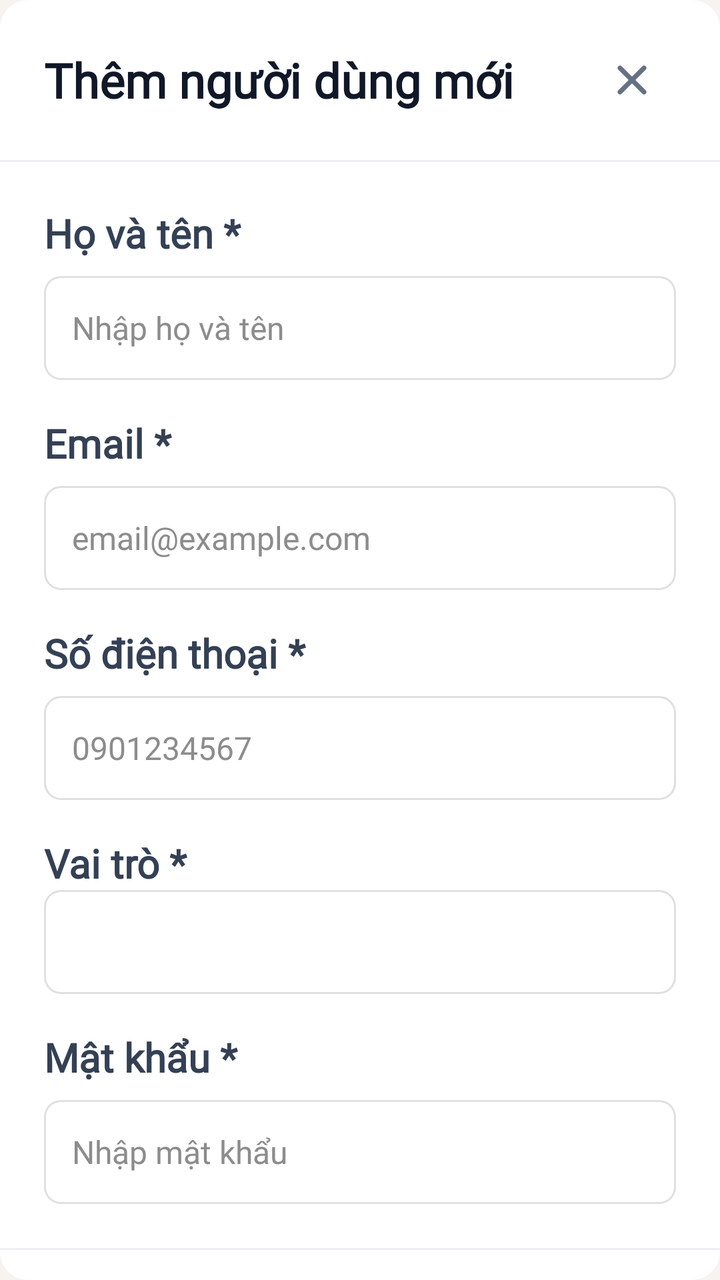
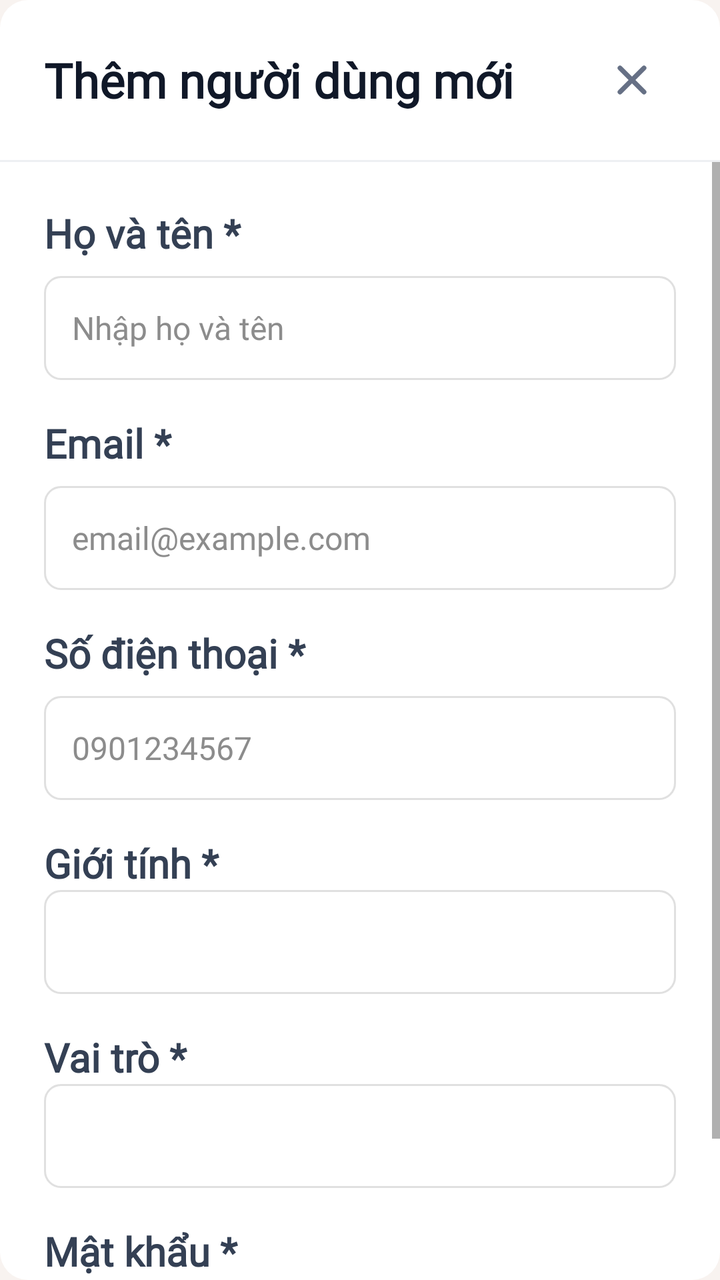

Before-and-after screenshots of an Android layout around one commit, followed by the original layout XML and the change that was made.
<!-- AndroidManifest.xml: application theme Theme.Project_Mobile -->
<!-- res/layout/layout_dialog_user_form.xml -->
<?xml version="1.0" encoding="utf-8"?>
<LinearLayout xmlns:android="http://schemas.android.com/apk/res/android"
    xmlns:app="http://schemas.android.com/apk/res-auto"
    android:layout_width="match_parent"
    android:layout_height="wrap_content"
    android:background="@drawable/bg_dialog_rounded"
    android:orientation="vertical">

    <RelativeLayout
        android:layout_width="match_parent"
        android:layout_height="wrap_content"
        android:paddingHorizontal="22dp"
        android:paddingVertical="18dp">

        <TextView
            android:id="@+id/tvUserFormTitle"
            android:layout_width="wrap_content"
            android:layout_height="wrap_content"
            android:layout_alignParentStart="true"
            android:layout_centerVertical="true"
            android:fontFamily="@font/livvic"
            android:text="Thêm người dùng mới"
            android:textColor="#101828"
            android:textSize="24sp"
            android:textStyle="bold" />

        <ImageButton
            android:id="@+id/btnCloseUserForm"
            android:layout_width="44dp"
            android:layout_height="44dp"
            android:layout_alignParentEnd="true"
            android:layout_centerVertical="true"
            android:background="?attr/selectableItemBackgroundBorderless"
            android:padding="10dp"
            android:src="@drawable/ic_close_line" />
    </RelativeLayout>

    <View
        android:layout_width="match_parent"
        android:layout_height="1dp"
        android:background="#EEF0F3" />

    <ScrollView
        android:layout_width="match_parent"
        android:layout_height="wrap_content">

        <LinearLayout
            android:layout_width="match_parent"
            android:layout_height="wrap_content"
            android:orientation="vertical"
            android:padding="22dp">

            <TextView
                style="@style/UserFormLabel"
                android:text="Họ và tên *" />

            <EditText
                android:id="@+id/edtFullName"
                style="@style/UserFormInput"
                android:hint="Nhập họ và tên" />

            <TextView
                style="@style/UserFormLabel"
                android:layout_marginTop="18dp"
                android:text="Email *" />

            <EditText
                android:id="@+id/edtEmail"
                style="@style/UserFormInput"
                android:hint="email@example.com"
                android:inputType="textEmailAddress" />

            <TextView
                style="@style/UserFormLabel"
                android:layout_marginTop="18dp"
                android:text="Số điện thoại *" />

            <EditText
                android:id="@+id/edtPhone"
                style="@style/UserFormInput"
                android:hint="0901234567"
                android:inputType="phone" />

            <TextView
                style="@style/UserFormLabel"
                android:layout_marginTop="18dp"
                android:text="Vai trò *" />

            <Spinner
                android:id="@+id/spRole"
                android:layout_width="match_parent"
                android:layout_height="52dp"
                android:background="@drawable/bg_edittext_border"
                android:fontFamily="@font/livvic"
                android:paddingHorizontal="14dp" />

            <LinearLayout
                android:id="@+id/llPasswordGroup"
                android:layout_width="match_parent"
                android:layout_height="wrap_content"
                android:orientation="vertical">

                <TextView
                    style="@style/UserFormLabel"
                    android:layout_marginTop="18dp"
                    android:text="Mật khẩu *" />

                <EditText
                    android:id="@+id/edtPassword"
                    style="@style/UserFormInput"
                    android:hint="Nhập mật khẩu"
                    android:inputType="textPassword" />
            </LinearLayout>
        </LinearLayout>
    </ScrollView>

    <View
        android:layout_width="match_parent"
        android:layout_height="1dp"
        android:background="#EEF0F3" />

    <LinearLayout
        android:layout_width="match_parent"
        android:layout_height="wrap_content"
        android:orientation="horizontal"
        android:padding="22dp">

        <com.google.android.material.button.MaterialButton
            android:id="@+id/btnCancelUserForm"
            style="@style/Widget.MaterialComponents.Button.OutlinedButton"
            android:layout_width="0dp"
            android:layout_height="54dp"
            android:layout_weight="1"
            android:fontFamily="@font/livvic"
            android:text="Hủy"
            android:textAllCaps="false"
            android:textColor="#344054"
            android:textSize="18sp"
            app:cornerRadius="8dp"
            app:strokeColor="#D9DDE3" />

        <com.google.android.material.button.MaterialButton
            android:id="@+id/btnSubmitUserForm"
            android:layout_width="0dp"
            android:layout_height="54dp"
            android:layout_marginStart="12dp"
            android:layout_weight="1"
            android:fontFamily="@font/livvic"
            android:text="Tạo tài khoản"
            android:textAllCaps="false"
            android:textColor="@color/white"
            android:textSize="18sp"
            app:backgroundTint="@color/app_shell_beige"
            app:cornerRadius="8dp" />
    </LinearLayout>
</LinearLayout>
<!-- resources referenced by this layout -->
<resources>
  <color name="app_shell_beige">#D1C19F</color>
  <color name="white">#FFFFFFFF</color>
  <!-- drawable bg_dialog_rounded (drawable) -->
  <?xml version="1.0" encoding="utf-8"?>
  <shape xmlns:android="http://schemas.android.com/apk/res/android">
      <solid android:color="@android:color/white" />
      <corners android:radius="14dp" />
  </shape>
  <!-- drawable bg_edittext_border (drawable) -->
  <shape xmlns:android="http://schemas.android.com/apk/res/android">
      <solid android:color="@android:color/white"/>
      <stroke android:width="1dp" android:color="#E0E0E0"/>
      <corners android:radius="8dp"/>
  </shape>
  <!-- drawable ic_close_line (drawable) -->
  <?xml version="1.0" encoding="utf-8"?>
  <vector xmlns:android="http://schemas.android.com/apk/res/android"
      android:width="24dp"
      android:height="24dp"
      android:viewportWidth="24"
      android:viewportHeight="24">
      <path
          android:fillColor="#00000000"
          android:pathData="M18,6L6,18M6,6l12,12"
          android:strokeColor="#667085"
          android:strokeLineCap="round"
          android:strokeWidth="2.4" />
  </vector>
  <style name="UserFormInput">
          <item name="android:layout_width">match_parent</item>
          <item name="android:layout_height">52dp</item>
          <item name="android:layout_marginTop">8dp</item>
          <item name="android:background">@drawable/bg_edittext_border</item>
          <item name="android:fontFamily">@font/livvic</item>
          <item name="android:paddingLeft">14dp</item>
          <item name="android:paddingRight">14dp</item>
          <item name="android:singleLine">true</item>
          <item name="android:textColor">#101828</item>
          <item name="android:textColorHint">#8C8C8C</item>
          <item name="android:textSize">16sp</item>
      </style>
  <style name="UserFormLabel">
          <item name="android:layout_width">match_parent</item>
          <item name="android:layout_height">wrap_content</item>
          <item name="android:fontFamily">@font/livvic</item>
          <item name="android:textColor">#344054</item>
          <item name="android:textSize">20sp</item>
          <item name="android:textStyle">bold</item>
      </style>
  <style name="Theme.Project_Mobile" parent="Base.Theme.Project_Mobile" />
  <style name="Base.Theme.Project_Mobile" parent="Theme.MaterialComponents.DayNight.NoActionBar">
          
          <item name="colorPrimary">@color/primary_accent</item>
          <item name="colorPrimaryVariant">@color/primary_accent</item>
          <item name="colorOnPrimary">@color/white</item>
          
          <item name="colorSecondary">@color/secondary_text</item>
          <item name="colorSecondaryVariant">@color/secondary_text</item>
          <item name="colorOnSecondary">@color/black</item>
          
          <item name="android:statusBarColor">@color/background_main</item>
          <item name="android:windowLightStatusBar" tools:targetApi="m">true</item>
          
          <item name="android:windowBackground">@color/background_main</item>
      </style>
  <color name="primary_accent">#B85A1B</color>
  <color name="secondary_text">#6D5D51</color>
  <color name="black">#FF000000</color>
  <color name="background_main">#F8F3F0</color>
</resources>

<!-- the commit's change to res/layout/layout_dialog_user_form.xml (unified diff, before → after) -->
@@ -84,6 +84,19 @@
             <TextView
                 style="@style/UserFormLabel"
                 android:layout_marginTop="18dp"
+                android:text="Giới tính *" />
+
+            <Spinner
+                android:id="@+id/spGender"
+                android:layout_width="match_parent"
+                android:layout_height="52dp"
+                android:background="@drawable/bg_edittext_border"
+                android:fontFamily="@font/livvic"
+                android:paddingHorizontal="14dp" />
+
+            <TextView
+                style="@style/UserFormLabel"
+                android:layout_marginTop="18dp"
                 android:text="Vai trò *" />
 
             <Spinner
@@ -149,7 +162,10 @@
             android:text="Tạo tài khoản"
             android:textAllCaps="false"
             android:textColor="@color/white"
-            android:textSize="18sp"
+            android:textSize="16sp"
+            android:maxLines="1"
+            android:singleLine="true"
+            android:ellipsize="end"
             app:backgroundTint="@color/app_shell_beige"
             app:cornerRadius="8dp" />
     </LinearLayout>
